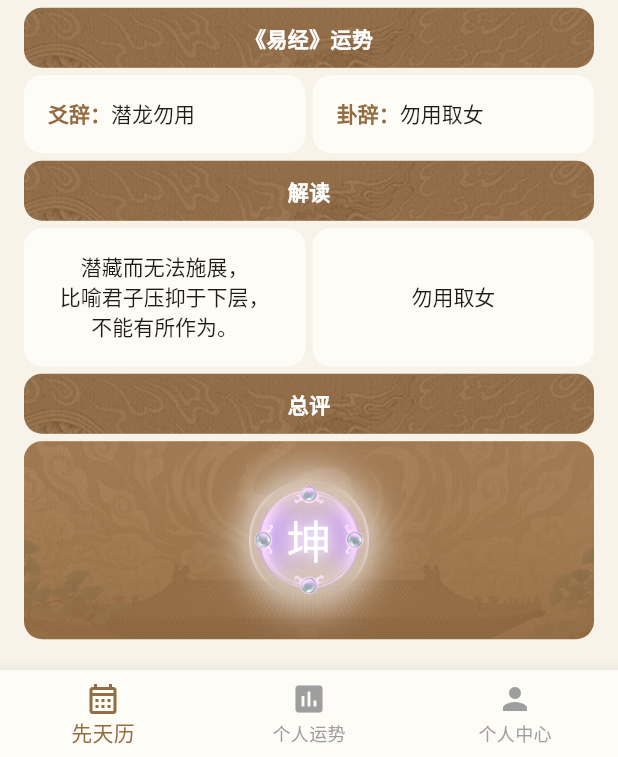
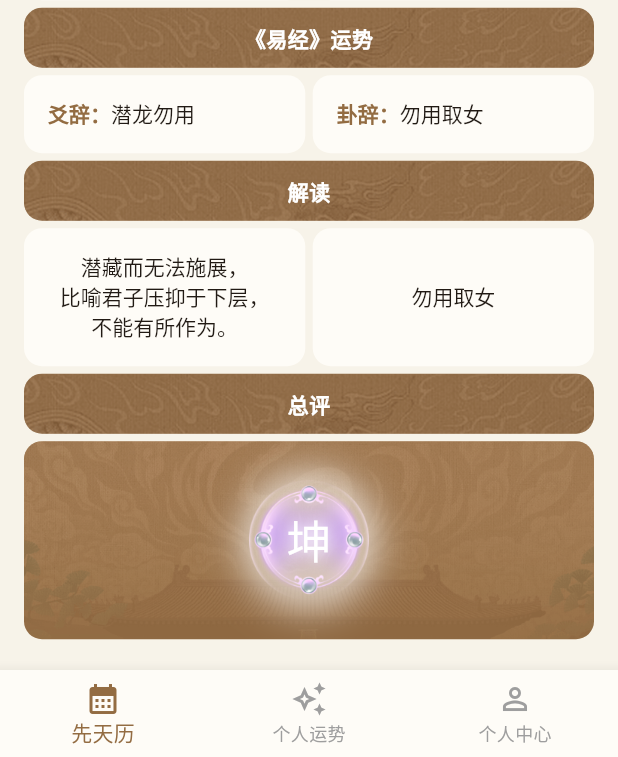
Before and after one commit to maxrisk/shao_calendar, a Flutter app: the screen it shows after launch, scrolled down 555 dp, on a phone screen of 412 x 824 dp, the part 479-1236 px from its top. Run offline on Flutter 3.47's test engine with Material 3 defaults, Android fonts, the phone set to English and light mode, and no system bars; our stand-ins replace table_calendar; missing offline and left inert: lunar, mobile_scanner.

Commit message:
修改底栏图标

```diff
--- a/lib/widgets/bottom_nav_bar.dart
+++ b/lib/widgets/bottom_nav_bar.dart
@@ -22,14 +22,17 @@ class BottomNavBar extends StatelessWidget {
       items: const <BottomNavigationBarItem>[
         BottomNavigationBarItem(
           icon: Icon(Icons.calendar_month_outlined),
+          activeIcon: Icon(Icons.calendar_month),
           label: '先天历',
         ),
         BottomNavigationBarItem(
-          icon: Icon(Icons.assessment),
+          icon: Icon(Icons.auto_awesome_outlined),
+          activeIcon: Icon(Icons.auto_awesome),
           label: '个人运势',
         ),
         BottomNavigationBarItem(
-          icon: Icon(Icons.person),
+          icon: Icon(Icons.person_outline),
+          activeIcon: Icon(Icons.person),
           label: '个人中心',
         ),
       ],
```
